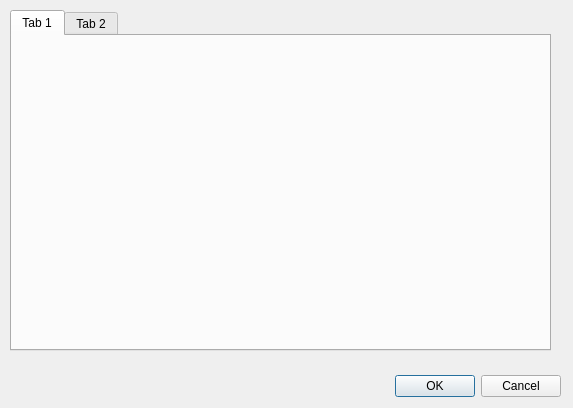
Old version of the form dcontrolbolas.ui in the repository Crespuig/bolas.
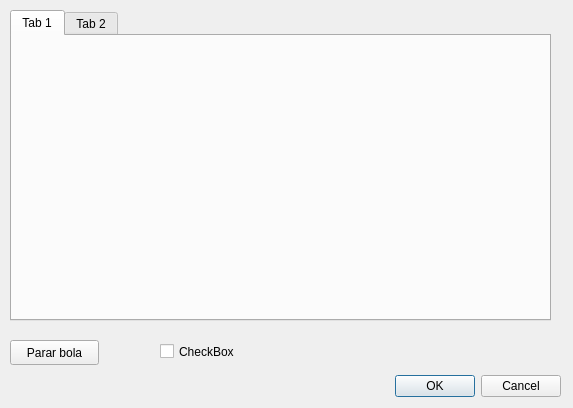
New version of the form.

Commit message: parar bola desde dentro del widget y desde fuera

The edit to the form file:
```diff
--- a/dcontrolbolas.ui
+++ b/dcontrolbolas.ui
@@ -35,7 +35,7 @@
      <x>10</x>
      <y>10</y>
      <width>541</width>
-     <height>341</height>
+     <height>311</height>
     </rect>
    </property>
    <widget class="QWidget" name="tab">
@@ -49,6 +49,32 @@
     </attribute>
    </widget>
   </widget>
+  <widget class="QPushButton" name="botonPararBola">
+   <property name="geometry">
+    <rect>
+     <x>10</x>
+     <y>340</y>
+     <width>89</width>
+     <height>25</height>
+    </rect>
+   </property>
+   <property name="text">
+    <string>Parar bola</string>
+   </property>
+  </widget>
+  <widget class="QCheckBox" name="checkTodas">
+   <property name="geometry">
+    <rect>
+     <x>160</x>
+     <y>340</y>
+     <width>92</width>
+     <height>23</height>
+    </rect>
+   </property>
+   <property name="text">
+    <string>CheckBox</string>
+   </property>
+  </widget>
  </widget>
  <resources/>
  <connections>
```
The commit also changes 15 other files.
